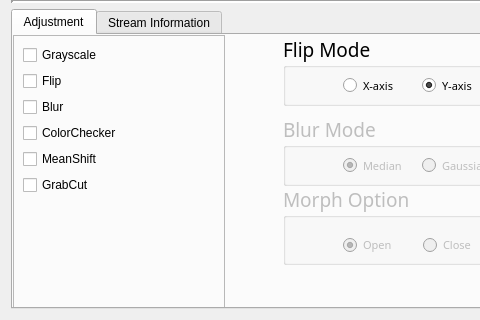
jmysu/OpenCap, file QT5.project/OpenCV_Capture/main/ui/CameraView.ui: the form before one commit; both pictures show x 0 to 480 and y 480 to 800 of the 837 by 800 pixel window.
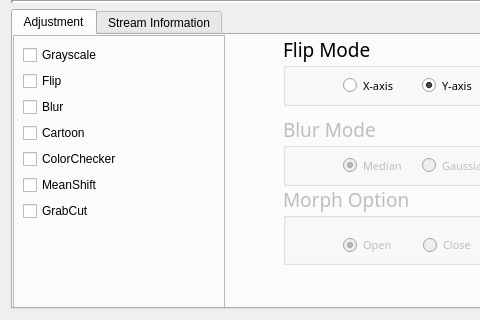
The form after the commit. Icons and pictures are not drawn. Custom widgets are drawn as their Qt base class.

Patch:
```diff
--- a/QT5.project/OpenCV_Capture/main/ui/CameraView.ui
+++ b/QT5.project/OpenCV_Capture/main/ui/CameraView.ui
@@ -426,6 +426,13 @@
           </property>
          </widget>
         </item>
+        <item>
+         <widget class="QCheckBox" name="checkBoxCartoon">
+          <property name="text">
+           <string>Cartoon</string>
+          </property>
+         </widget>
+        </item>
         <item>
          <widget class="QCheckBox" name="checkBoxColorChecker">
           <property name="text">
```
